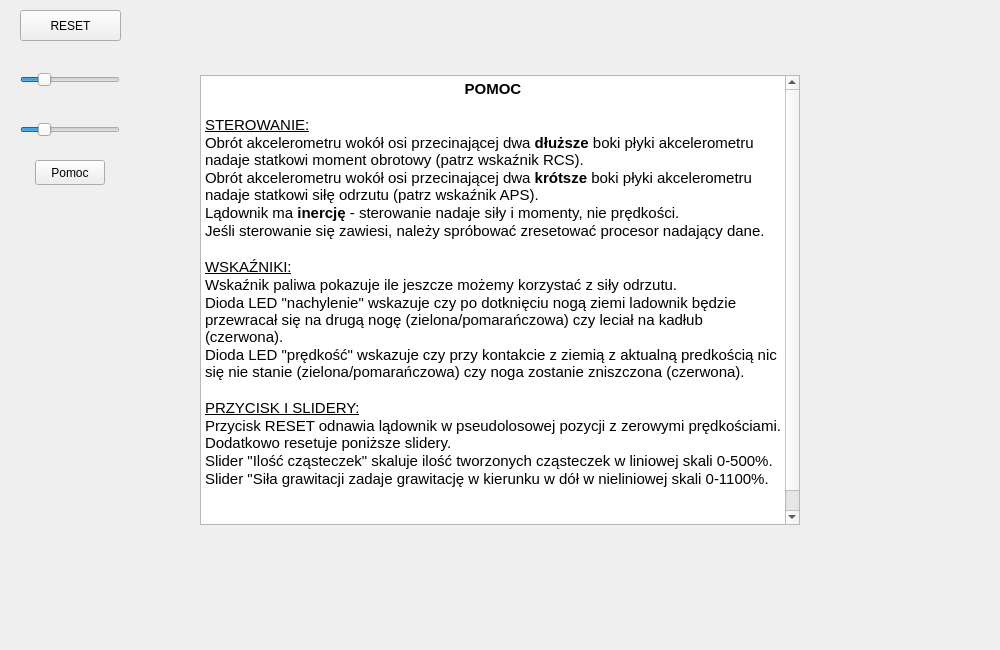
This is ui/gamewindow.ui in tjakubo/apollo as Qt 5 draws it before an edit. The edited form follows.
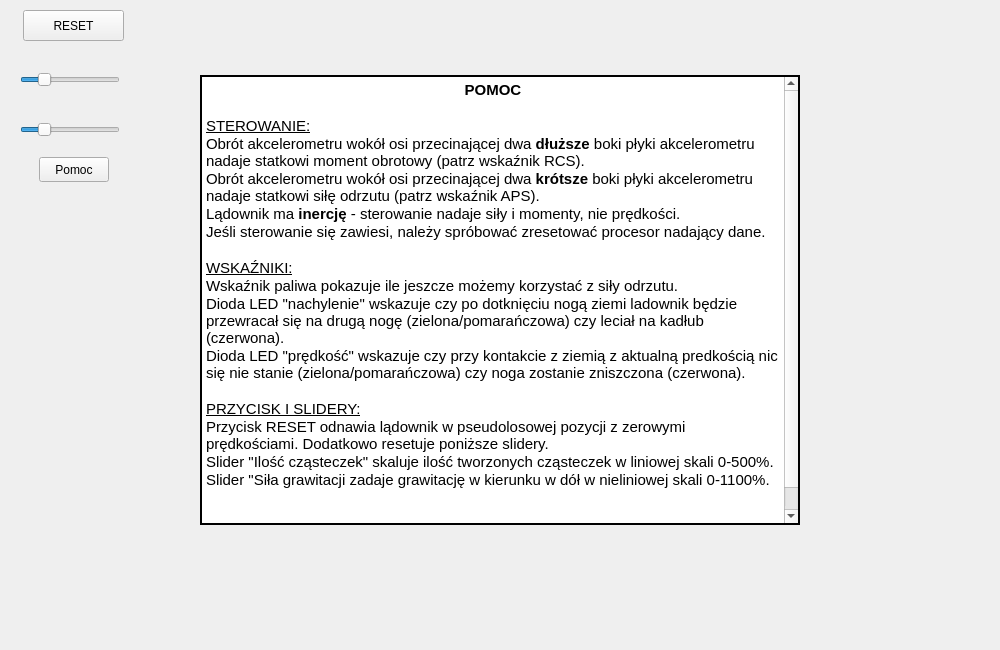
This is the edited form.

Patch:
```diff
--- a/ui/gamewindow.ui
+++ b/ui/gamewindow.ui
@@ -28,7 +28,7 @@
   <widget class="QPushButton" name="resetButton">
    <property name="geometry">
     <rect>
-     <x>20</x>
+     <x>23</x>
      <y>10</y>
      <width>101</width>
      <height>31</height>
@@ -109,6 +109,12 @@
      <height>450</height>
     </size>
    </property>
+   <property name="frameShape">
+    <enum>QFrame::WinPanel</enum>
+   </property>
+   <property name="frameShadow">
+    <enum>QFrame::Plain</enum>
+   </property>
    <property name="html">
     <string>&lt;!DOCTYPE HTML PUBLIC &quot;-//W3C//DTD HTML 4.0//EN&quot; &quot;http://www.w3.org/TR/REC-html40/strict.dtd&quot;&gt;
 &lt;html&gt;&lt;head&gt;&lt;meta name=&quot;qrichtext&quot; content=&quot;1&quot; /&gt;&lt;style type=&quot;text/css&quot;&gt;
@@ -139,8 +145,8 @@
   <widget class="QPushButton" name="helpButton">
    <property name="geometry">
     <rect>
-     <x>35</x>
-     <y>160</y>
+     <x>39</x>
+     <y>157</y>
      <width>70</width>
      <height>25</height>
     </rect>
```
